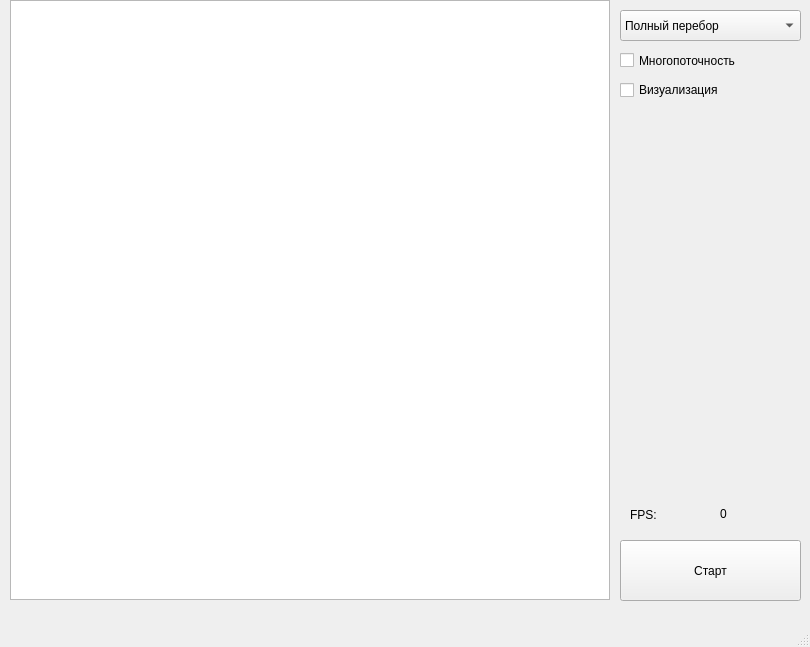
The window that src/2d_collisions/mainwindow.ui (fairay/2D-Collision-detection) describes before a commit, drawn with Qt 5.
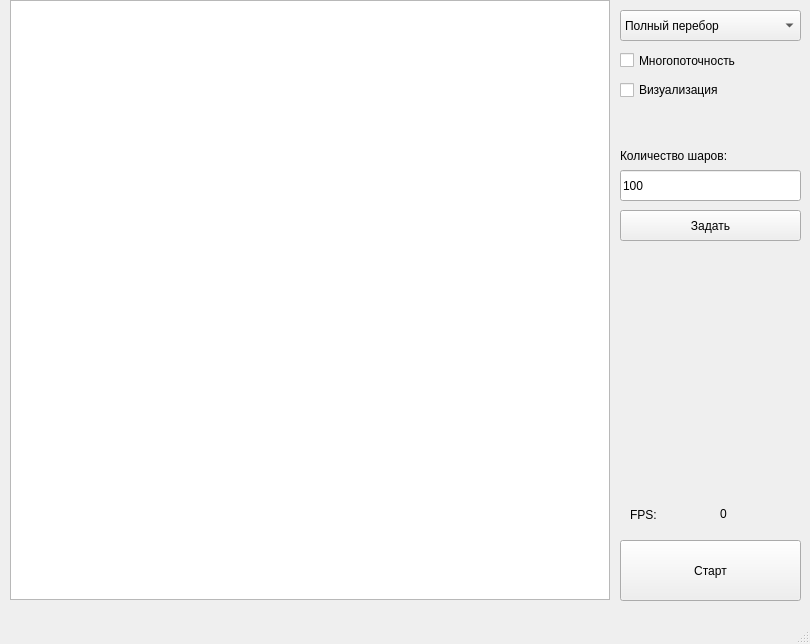
The same window after the commit.

Patch:
```diff
--- a/src/2d_collisions/mainwindow.ui
+++ b/src/2d_collisions/mainwindow.ui
@@ -7,7 +7,7 @@
     <x>0</x>
     <y>0</y>
     <width>810</width>
-    <height>647</height>
+    <height>644</height>
    </rect>
   </property>
   <property name="windowTitle">
@@ -129,6 +129,45 @@
      <string>Визуализация</string>
     </property>
    </widget>
+   <widget class="QLineEdit" name="lineEdit">
+    <property name="geometry">
+     <rect>
+      <x>620</x>
+      <y>170</y>
+      <width>181</width>
+      <height>31</height>
+     </rect>
+    </property>
+    <property name="text">
+     <string>100</string>
+    </property>
+   </widget>
+   <widget class="QLabel" name="label_2">
+    <property name="geometry">
+     <rect>
+      <x>620</x>
+      <y>140</y>
+      <width>181</width>
+      <height>31</height>
+     </rect>
+    </property>
+    <property name="text">
+     <string>Количество шаров:</string>
+    </property>
+   </widget>
+   <widget class="QPushButton" name="startButton_2">
+    <property name="geometry">
+     <rect>
+      <x>620</x>
+      <y>210</y>
+      <width>181</width>
+      <height>31</height>
+     </rect>
+    </property>
+    <property name="text">
+     <string>Задать</string>
+    </property>
+   </widget>
   </widget>
   <widget class="QMenuBar" name="menubar">
    <property name="geometry">
```
Left out of the diff: 2 changed lines with no effect on the pictures.
